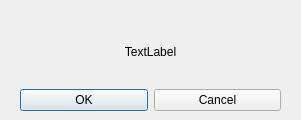
Before: the Qt Designer form src/ok-cancel-dialog.ui in sc0000/hfmdd-video-system, drawn with Qt 5.
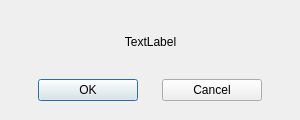
After: the same form once the commit is applied.

Commit message: moved ok dialog to use .ui

The edit to the form file:
```diff
--- a/src/ok-cancel-dialog.ui
+++ b/src/ok-cancel-dialog.ui
@@ -6,7 +6,7 @@
    <rect>
     <x>0</x>
     <y>0</y>
-    <width>301</width>
+    <width>300</width>
     <height>120</height>
    </rect>
   </property>
@@ -20,7 +20,7 @@
    <property name="geometry">
     <rect>
      <x>20</x>
-     <y>20</y>
+     <y>10</y>
      <width>261</width>
      <height>91</height>
     </rect>
@@ -46,6 +46,12 @@
       </property>
       <item>
        <widget class="QPushButton" name="okButton">
+        <property name="maximumSize">
+         <size>
+          <width>100</width>
+          <height>16777215</height>
+         </size>
+        </property>
         <property name="text">
          <string>OK</string>
         </property>
@@ -53,6 +59,12 @@
       </item>
       <item>
        <widget class="QPushButton" name="cancelButton">
+        <property name="maximumSize">
+         <size>
+          <width>100</width>
+          <height>16777215</height>
+         </size>
+        </property>
         <property name="text">
          <string>Cancel</string>
         </property>
```
The commit also changes 5 other files.
